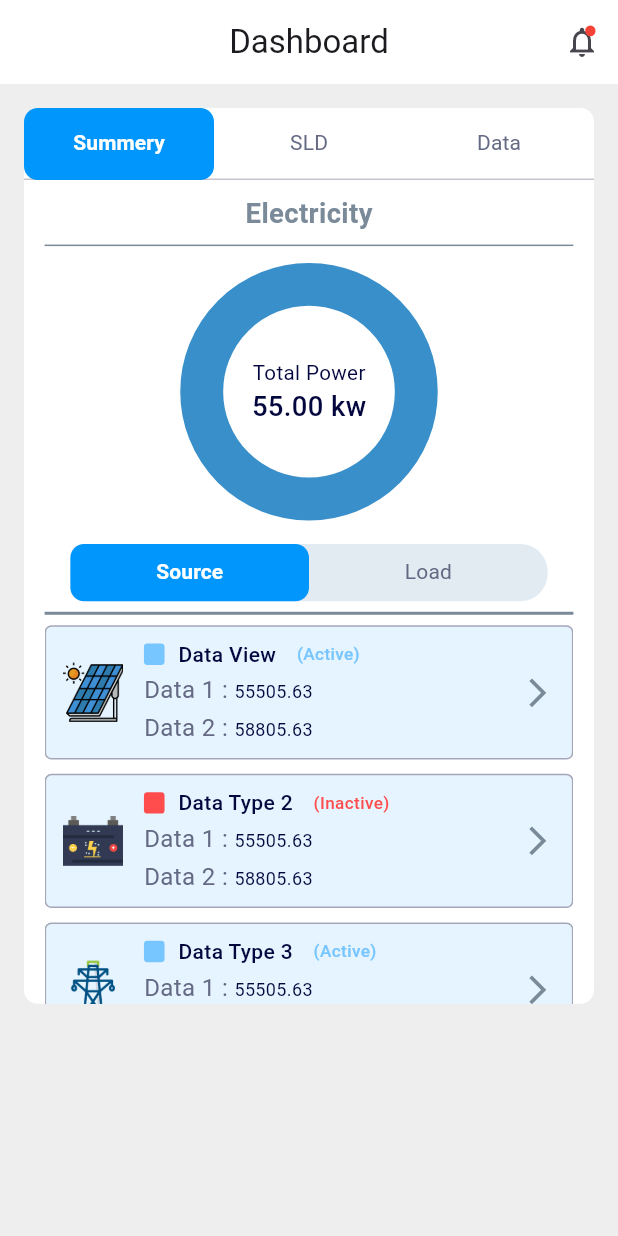
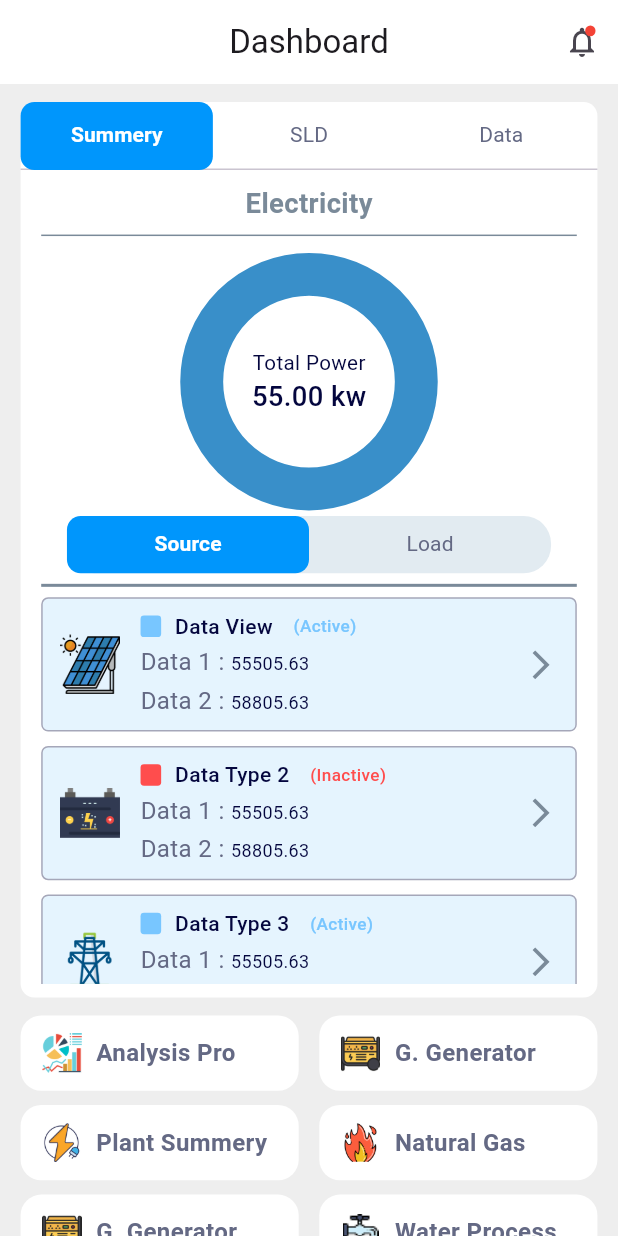
Before and after one commit to Sohag-84/Monitoring-System-App, a Flutter app: the DashboardView screen opened by its route, on a phone screen of 412 x 824 dp. Run offline on Flutter 3.47's test engine with Material 3 defaults, Android fonts, the phone set to English and light mode, and no system bars; our stand-ins replace equatable, flutter_bloc, flutter_screenutil, go_router.

Commit message:
dashboard page desinged is completed

```diff
--- a/lib/core/constants/app_assets.dart
+++ b/lib/core/constants/app_assets.dart
@@ -5,7 +5,7 @@ const batteryIcon = 'assets/images/battery.png';
 const chartIcon = 'assets/images/chart.png';
 const fireIcon = 'assets/images/fire.png';
 const generatorIcon = 'assets/images/generator.png';
-const plantSummeryIcon = 'assets/images/plant_summary.png';
+const plantSummeryIcon = 'assets/images/plant_summery.png';
 const powerGridIcon = 'assets/images/power_grid.png';
 const solarPannelIcon = 'assets/images/solar_pannel.png';
 const tapIcon = 'assets/images/tap.png';
--- a/lib/features/dashboard/data/dumy_data.dart
+++ b/lib/features/dashboard/data/dumy_data.dart
@@ -1,9 +1,10 @@
 import 'package:monitoring_system/core/constants/app_assets.dart';
 import 'package:monitoring_system/core/theme/app_colors.dart';
-import 'package:monitoring_system/features/dashboard/data/model.dart';
+import 'package:monitoring_system/features/dashboard/data/grid_item_model.dart';
+import 'package:monitoring_system/features/dashboard/data/source_data_model.dart';
 
-final List<DataCardModel> sourceDataItems = [
-  DataCardModel(
+final List<SourceDataModel> sourceDataItems = [
+  SourceDataModel(
     iconPath: solarPannelIcon,
     title: 'Data View',
     status: "(Active)",
@@ -11,7 +12,7 @@ final List<DataCardModel> sourceDataItems = [
     data2Value: "58805.63",
     titleIndicatorColor: AppColors.activeColor,
   ),
-  DataCardModel(
+  SourceDataModel(
     iconPath: batteryIcon,
     title: 'Data Type 2',
     status: "(Inactive)",
@@ -19,7 +20,7 @@ final List<DataCardModel> sourceDataItems = [
     data2Value: "58805.63",
     titleIndicatorColor: AppColors.inactiveColor,
   ),
-  DataCardModel(
+  SourceDataModel(
     iconPath: powerGridIcon,
     title: 'Data Type 3',
     status: "(Active)",
@@ -28,7 +29,7 @@ final List<DataCardModel> sourceDataItems = [
     titleIndicatorColor: AppColors.activeColor,
   ),
 
-  DataCardModel(
+  SourceDataModel(
     iconPath: solarPannelIcon,
     title: 'Total Solar',
     status: "(Active)",
@@ -39,3 +40,12 @@ final List<DataCardModel> sourceDataItems = [
     titleIndicatorColor: AppColors.activeColor,
   ),
 ];
+
+final List<GridItemModel> gridItems = [
+  GridItemModel(iconPath: chartIcon, title: 'Analysis Pro'),
+  GridItemModel(iconPath: generatorIcon, title: 'G. Generator'),
+  GridItemModel(iconPath: plantSummeryIcon, title: 'Plant Summery'),
+  GridItemModel(iconPath: fireIcon, title: 'Natural Gas'),
+  GridItemModel(iconPath: generatorIcon, title: 'G. Generator'),
+  GridItemModel(iconPath: tapIcon, title: 'Water Process'),
+];
--- /dev/null
+++ b/lib/features/dashboard/data/grid_item_model.dart
@@ -0,0 +1,6 @@
+class GridItemModel {
+  final String iconPath;
+  final String title;
+
+  GridItemModel({required this.iconPath, required this.title});
+}
--- a/lib/features/dashboard/data/model.dart
+++ b/lib/features/dashboard/data/source_data_model.dart
@@ -1,6 +1,6 @@
 import 'package:flutter/material.dart';
 
-class DataCardModel {
+class SourceDataModel {
   final String iconPath;
   final String title;
   final String status;
@@ -9,7 +9,8 @@ class DataCardModel {
   final String data2Label;
   final String data2Value;
   final Color titleIndicatorColor;
-  DataCardModel({
+
+  SourceDataModel({
     required this.iconPath,
     required this.title,
     required this.status,
--- a/lib/features/dashboard/presentation/part/source_tab.dart
+++ b/lib/features/dashboard/presentation/part/source_tab.dart
@@ -16,7 +16,7 @@ class _SourceTabState extends State<SourceTab> {
       itemCount: sourceDataItems.length,
       itemBuilder: (BuildContext context, int index) {
         final data = sourceDataItems[index];
-        return sourceTabDataViewCard(data: data);
+        return sourceTabDataViewCard(data: data, onTap: () {});
       },
     );
   }
--- a/lib/features/dashboard/presentation/part/summery_tab.dart
+++ b/lib/features/dashboard/presentation/part/summery_tab.dart
@@ -73,7 +73,6 @@ class _SummeryTabState extends State<SummeryTab> with TickerProviderStateMixin {
               ),
             ),
           ),
-          SizedBox(height: 10.h),
 
           //source load tabbar
           sourceLoadTabbar(),
@@ -124,7 +123,7 @@ class _SummeryTabState extends State<SummeryTab> with TickerProviderStateMixin {
               controller: _sourceLoadTabController,
               children: const [
                 SourceTab(),
-                Center(child: Text('Load Page')),
+                Center(child: Text('No Data Found')),
               ],
             ),
           ),
--- a/lib/features/dashboard/presentation/view/dashboard_view.dart
+++ b/lib/features/dashboard/presentation/view/dashboard_view.dart
@@ -2,7 +2,9 @@ import 'package:flutter/material.dart';
 import 'package:flutter_screenutil/flutter_screenutil.dart';
 import 'package:monitoring_system/core/theme/app_colors.dart';
 import 'package:monitoring_system/core/widgets/common_app_bar.dart';
+import 'package:monitoring_system/features/dashboard/data/dumy_data.dart';
 import 'package:monitoring_system/features/dashboard/presentation/part/summery_tab.dart';
+import 'package:monitoring_system/features/dashboard/presentation/widgets/grid_item_card.dart';
 
 class DashboardView extends StatefulWidget {
   const DashboardView({super.key});
@@ -33,11 +35,32 @@ class _DashboardViewState extends State<DashboardView>
       backgroundColor: Colors.grey.shade200,
       appBar: commonAppBar(),
       body: SingleChildScrollView(
-        padding: const EdgeInsets.all(16.0),
+        padding: EdgeInsets.symmetric(horizontal: 12.w, vertical: 2.h),
         child: Column(
           children: [
+            SizedBox(height: 8.h),
             // Tab Bar Container
             dashboardTabBarSection(),
+            SizedBox(height: 10.h),
+
+            // Grid Items
+            GridView.builder(
+              shrinkWrap: true,
+              physics: NeverScrollableScrollPhysics(),
+              gridDelegate: SliverGridDelegateWithFixedCrossAxisCount(
+                crossAxisCount: 2,
+                mainAxisSpacing: 8.h,
+                crossAxisSpacing: 12.w,
+                mainAxisExtent: 42.h,
+              ),
+              itemCount: gridItems.length,
+              itemBuilder: (BuildContext context, int index) {
+                final item = gridItems[index];
+                return GridItemCard(item: item, onTap: () {});
+              },
+            ),
+
+            SizedBox(height: 10.h),
           ],
         ),
       ),
@@ -47,13 +70,16 @@ class _DashboardViewState extends State<DashboardView>
   Widget dashboardTabBarSection() {
     return Container(
       height: 500.h,
+      padding: EdgeInsets.only(bottom: 8.w),
       decoration: BoxDecoration(
         color: AppColors.whiteColor,
         borderRadius: BorderRadius.circular(8.r),
       ),
       child: Column(
         children: [
-          TabBar(
+          SizedBox(
+            height: 38.h,
+            child: TabBar(
               controller: _tabController,
               labelColor: AppColors.whiteColor,
               labelStyle: TextStyle(
@@ -77,15 +103,17 @@ class _DashboardViewState extends State<DashboardView>
                 Tab(child: Center(child: Text("Data"))),
               ],
             ),
+          ),
           SizedBox(height: 8.h),
 
+          // Tab Bar View
           Expanded(
             child: TabBarView(
               controller: _tabController,
               children: const [
                 SummeryTab(),
-                Center(child: Text('SLD Page')),
-                Center(child: Text('Data Page')),
+                Center(child: Text('No Data Found')),
+                Center(child: Text('No Data Found')),
               ],
             ),
           ),
--- /dev/null
+++ b/lib/features/dashboard/presentation/widgets/grid_item_card.dart
@@ -0,0 +1,45 @@
+import 'package:flutter/material.dart';
+import 'package:flutter_screenutil/flutter_screenutil.dart';
+import 'package:monitoring_system/core/theme/app_colors.dart';
+import 'package:monitoring_system/features/dashboard/data/grid_item_model.dart';
+
+class GridItemCard extends StatelessWidget {
+  final GridItemModel item;
+  final VoidCallback onTap;
+
+  const GridItemCard({super.key, required this.item, required this.onTap});
+
+  @override
+  Widget build(BuildContext context) {
+    return InkWell(
+      onTap: onTap,
+      borderRadius: BorderRadius.circular(12.r),
+      child: Container(
+        padding: EdgeInsets.symmetric(horizontal: 12.w, vertical: 10.h),
+        decoration: BoxDecoration(
+          color: AppColors.whiteColor,
+          borderRadius: BorderRadius.circular(12.r),
+        ),
+        child: Row(
+          mainAxisSize: MainAxisSize.min,
+          children: [
+            Image.asset(item.iconPath, width: 24.w, height: 24.h),
+            SizedBox(width: 8.w),
+            Flexible(
+              child: Text(
+                item.title,
+                style: TextStyle(
+                  fontSize: 14.sp,
+                  fontWeight: FontWeight.w600,
+                  color: AppColors.navyGreyColor,
+                ),
+                maxLines: 1,
+                overflow: TextOverflow.ellipsis,
+              ),
+            ),
+          ],
+        ),
+      ),
+    );
+  }
+}
--- a/lib/features/dashboard/presentation/widgets/source_tab_data_view_card.dart
+++ b/lib/features/dashboard/presentation/widgets/source_tab_data_view_card.dart
@@ -1,10 +1,15 @@
 import 'package:flutter/material.dart';
 import 'package:flutter_screenutil/flutter_screenutil.dart';
 import 'package:monitoring_system/core/theme/app_colors.dart';
-import 'package:monitoring_system/features/dashboard/data/model.dart';
+import 'package:monitoring_system/features/dashboard/data/source_data_model.dart';
 
-Widget sourceTabDataViewCard({required DataCardModel data}) {
-  return Container(
+Widget sourceTabDataViewCard({
+  required SourceDataModel data,
+  required VoidCallback onTap,
+}) {
+  return GestureDetector(
+    onTap: onTap,
+    child: Container(
       padding: EdgeInsets.symmetric(horizontal: 10.w, vertical: 7.h),
       margin: EdgeInsets.only(bottom: 8.h),
       decoration: BoxDecoration(
@@ -103,8 +108,13 @@ Widget sourceTabDataViewCard({required DataCardModel data}) {
             ),
           ),
 
-        Icon(Icons.arrow_forward_ios, color: AppColors.greyColor, size: 20.sp),
+          Icon(
+            Icons.arrow_forward_ios,
+            color: AppColors.greyColor,
+            size: 20.sp,
+          ),
         ],
+      ),
     ),
   );
 }
```
Lines whose indentation alone changed are shown as unchanged.
